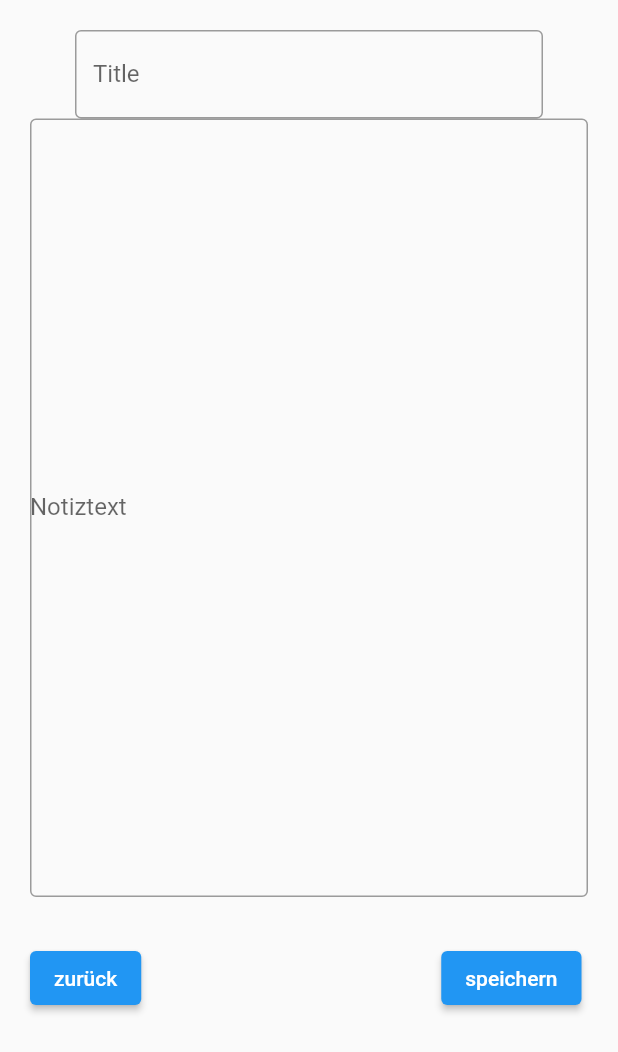
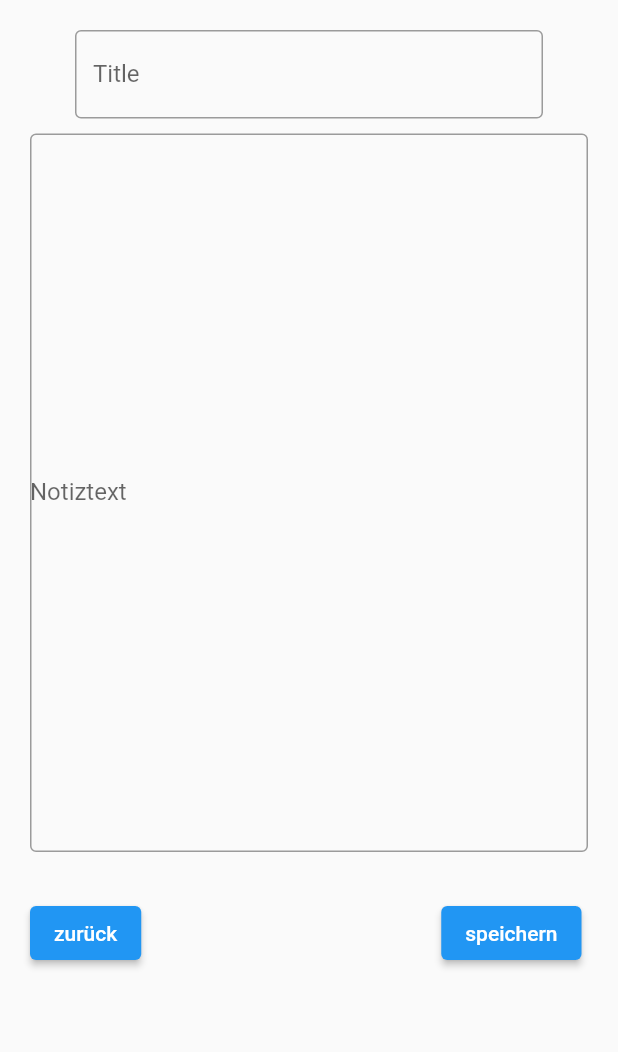
Before and after one commit to AaronLinder/notizapp, a Flutter app: the notiz screen opened by its route, on a phone screen of 412 x 824 dp. Shown: the top 1052 px of the screen. Run offline on Flutter 3.47's test engine with Material 2 defaults, Android fonts, the phone set to English and light mode, and no system bars.

Commit message:
Update notiz.dart

```diff
--- a/lib/notiz.dart
+++ b/lib/notiz.dart
@@ -20,10 +20,11 @@ class notiz extends StatelessWidget {
                       labelText: 'Title',
                     )),
                 ),
+                  SizedBox(height: 10),
                   TextField(
                     keyboardType: TextInputType.multiline,
                     decoration: InputDecoration(
-                      contentPadding: const EdgeInsets.symmetric(vertical: 250),
+                      contentPadding: const EdgeInsets.symmetric(vertical: 230),
                       border: OutlineInputBorder(),
                       labelText: 'Notiztext',
                     )),
```
